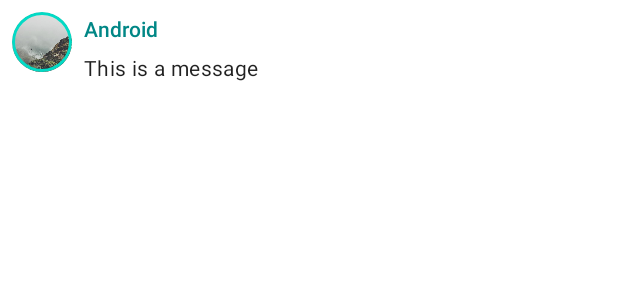
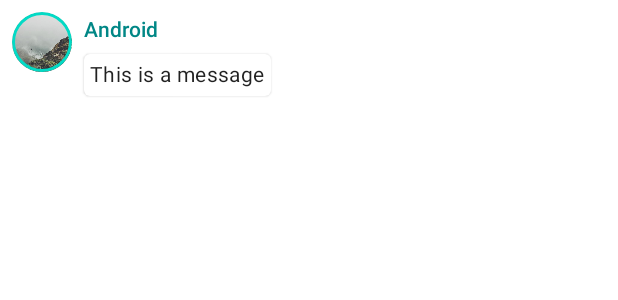
Before and after one commit to Fatimazza/JetpackCompose, an Android app built with Jetpack Compose: the @Preview function DefaultPreview, on a phone screen of 412 x 824 dp. Shown: the top 300 px of the screen. Run offline under Robolectric (Android 15) with nearby library versions, the phone set to English and light mode, and no system bars.

Commit message:
Shape - Add Shape to style the Text

```diff
--- a/app/src/main/java/io/github/fatimazza/jetpackcompose/MainActivity.kt
+++ b/app/src/main/java/io/github/fatimazza/jetpackcompose/MainActivity.kt
@@ -8,6 +8,7 @@ import androidx.compose.foundation.border
 import androidx.compose.foundation.layout.*
 import androidx.compose.foundation.shape.CircleShape
 import androidx.compose.material.MaterialTheme
+import androidx.compose.material.Surface
 import androidx.compose.material.Text
 import androidx.compose.runtime.Composable
 import androidx.compose.ui.Modifier
@@ -58,10 +59,16 @@ fun GreetingCard(msg: Message) {
             )
             // Add a vertical space between the author and message texts
             Spacer(modifier = Modifier.height(4.dp))
-            Text(
-                text = msg.body,
-                style = MaterialTheme.typography.body2
-            )
+            Surface(
+                shape = MaterialTheme.shapes.medium,
+                elevation = 1.dp
+            ) {
+                Text(
+                    text = msg.body,
+                    modifier = Modifier.padding(all = 4.dp),
+                    style = MaterialTheme.typography.body2
+                )
+            }
         }
     }
 }
```
